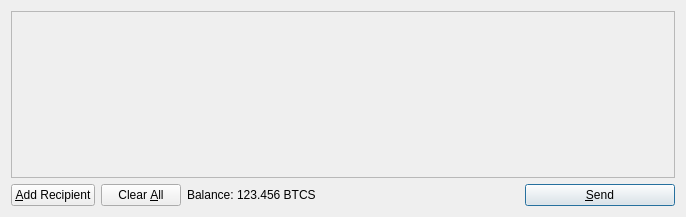
This is src/qt/forms/sendcoinsdialog.ui in Bitcoin-sCrypt/Bitcoin-sCrypt as Qt 5 draws it before an edit. The edited form follows.
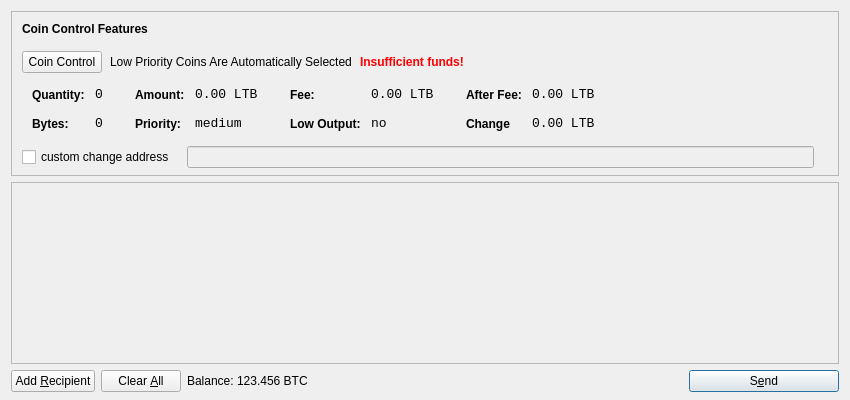
This is the edited form. Icons and pictures are not drawn.

Commit message: added coin control

```diff
--- a/src/qt/forms/sendcoinsdialog.ui
+++ b/src/qt/forms/sendcoinsdialog.ui
@@ -6,16 +6,618 @@
    <rect>
     <x>0</x>
     <y>0</y>
-    <width>686</width>
-    <height>217</height>
+    <width>850</width>
+    <height>400</height>
    </rect>
   </property>
   <property name="windowTitle">
    <string>Send Coins</string>
   </property>
-  <layout class="QVBoxLayout" name="verticalLayout">
+  <layout class="QVBoxLayout" name="verticalLayout" stretch="0,1,0">
+	<property name="bottomMargin">
+		<number>8</number>
+	</property>	
    <item>
-    <widget class="QScrollArea" name="scrollArea">
+   
+    <widget class="QFrame" name="frameCoinControl">
+		<property name="sizePolicy">
+			<sizepolicy hsizetype="Expanding" vsizetype="Expanding">
+				<horstretch>0</horstretch>
+				<verstretch>0</verstretch>
+			</sizepolicy>
+		</property>
+	<property name="maximumSize">
+      <size>
+       <width>16777215</width>
+       <height>16777215</height>
+      </size>
+     </property>
+     <property name="frameShape">
+      <enum>QFrame::StyledPanel</enum>
+     </property>
+     <property name="frameShadow">
+      <enum>QFrame::Sunken</enum>
+     </property>
+     <layout class="QVBoxLayout" name="verticalLayoutCoinControl2">
+      <property name="spacing">
+       <number>-1</number>
+      </property>
+      <property name="leftMargin">
+       <number>0</number>
+      </property>
+      <property name="topMargin">
+       <number>0</number>
+      </property>
+      <property name="rightMargin">
+       <number>0</number>
+      </property>
+      <property name="bottomMargin">
+       <number>6</number>
+      </property>
+      <item>
+       <layout class="QVBoxLayout" name="verticalLayoutCoinControl" stretch="0,0,0,0,1">
+        <property name="spacing">
+         <number>0</number>
+        </property>
+        <property name="leftMargin">
+         <number>10</number>
+        </property>
+        <property name="topMargin">
+         <number>10</number>
+        </property>
+        <item>
+         <layout class="QHBoxLayout" name="horizontalLayoutCoinControl1">
+          <property name="bottomMargin">
+           <number>15</number>
+          </property>
+          <item>
+           <widget class="QLabel" name="labelCoinControlFeatures">
+            <property name="sizePolicy">
+             <sizepolicy hsizetype="Preferred" vsizetype="Maximum">
+              <horstretch>0</horstretch>
+              <verstretch>0</verstretch>
+             </sizepolicy>
+            </property>
+            <property name="font">
+             <font>
+              <weight>75</weight>
+              <bold>true</bold>
+             </font>
+            </property>
+            <property name="styleSheet">
+             <string notr="true">font-weight:bold;</string>
+            </property>
+            <property name="text">
+             <string>Coin Control Features</string>
+            </property>
+           </widget>
+          </item>
+         </layout>
+        </item>
+        <item>
+         <layout class="QHBoxLayout" name="horizontalLayoutCoinControl2" stretch="0,0,0,0">
+          <property name="spacing">
+           <number>8</number>
+          </property>
+          <property name="bottomMargin">
+           <number>10</number>
+          </property>
+          <item>
+           <widget class="QPushButton" name="pushButtonCoinControl">
+            <property name="styleSheet">
+             <string notr="true"/>
+            </property>
+            <property name="text">
+             <string>Coin Control</string>
+            </property>
+           </widget>
+          </item>
+          <item>
+           <widget class="QLabel" name="labelCoinControlAutomaticallySelected">
+            <property name="text">
+             <string>Low Priority Coins Are Automatically Selected</string>
+            </property>
+            <property name="margin">
+             <number>5</number>
+            </property>
+           </widget>
+          </item>
+          <item>
+           <widget class="QLabel" name="labelCoinControlInsuffFunds">
+            <property name="font">
+             <font>
+              <weight>75</weight>
+              <bold>true</bold>
+             </font>
+            </property>
+            <property name="styleSheet">
+             <string notr="true">color:red;font-weight:bold;</string>
+            </property>
+            <property name="text">
+             <string>Insufficient funds!</string>
+            </property>
+            <property name="margin">
+             <number>5</number>
+            </property>
+           </widget>
+          </item>
+          <item>
+           <spacer name="horizontalSpacerCoinControl">
+            <property name="orientation">
+             <enum>Qt::Horizontal</enum>
+            </property>
+            <property name="sizeHint" stdset="0">
+             <size>
+              <width>40</width>
+              <height>1</height>
+             </size>
+            </property>
+           </spacer>
+          </item>
+         </layout>
+        </item>
+        <item>
+         <widget class="QWidget" name="widgetCoinControl" native="true">
+          <property name="sizePolicy">
+           <sizepolicy hsizetype="Preferred" vsizetype="Preferred">
+            <horstretch>0</horstretch>
+            <verstretch>0</verstretch>
+           </sizepolicy>
+          </property>
+          <property name="minimumSize">
+           <size>
+            <width>0</width>
+            <height>0</height>
+           </size>
+          </property>
+          <property name="styleSheet">
+           <string notr="true"/>
+          </property>
+          <layout class="QHBoxLayout" name="horizontalLayoutCoinControl5">
+           <property name="margin">
+            <number>0</number>
+           </property>
+           <item>
+            <layout class="QHBoxLayout" name="horizontalLayoutCoinControl3" stretch="0,0,0,1">
+             <property name="spacing">
+              <number>20</number>
+             </property>
+             <property name="topMargin">
+              <number>0</number>
+             </property>
+             <property name="bottomMargin">
+              <number>10</number>
+             </property>
+             <item>
+              <layout class="QFormLayout" name="formLayoutCoinControl1">
+               <property name="horizontalSpacing">
+                <number>10</number>
+               </property>
+               <property name="verticalSpacing">
+                <number>14</number>
+               </property>
+               <property name="leftMargin">
+                <number>10</number>
+               </property>
+               <property name="topMargin">
+                <number>4</number>
+               </property>
+               <property name="rightMargin">
+                <number>6</number>
+               </property>
+               <item row="0" column="0">
+                <widget class="QLabel" name="labelCoinControlQuantityText">
+                 <property name="styleSheet">
+                  <string notr="true">font-weight:bold;</string>
+                 </property>
+                 <property name="text">
+                  <string>Quantity:</string>
+                 </property>
+                 <property name="margin">
+                  <number>0</number>
+                 </property>
+                </widget>
+               </item>
+               <item row="0" column="1">
+                <widget class="QLabel" name="labelCoinControlQuantity">
+                 <property name="font">
+                  <font>
+                   <family>Monospace</family>
+                   <pointsize>10</pointsize>
+                  </font>
+                 </property>
+                 <property name="cursor">
+                  <cursorShape>IBeamCursor</cursorShape>
+                 </property>
+                 <property name="contextMenuPolicy">
+                  <enum>Qt::ActionsContextMenu</enum>
+                 </property>
+                 <property name="text">
+                  <string>0</string>
+                 </property>
+                 <property name="margin">
+                  <number>0</number>
+                 </property>
+                 <property name="textInteractionFlags">
+                  <set>Qt::LinksAccessibleByMouse|Qt::TextSelectableByKeyboard|Qt::TextSelectableByMouse</set>
+                 </property>
+                </widget>
+               </item>
+               <item row="1" column="0">
+                <widget class="QLabel" name="labelCoinControlBytesText">
+                 <property name="styleSheet">
+                  <string notr="true">font-weight:bold;</string>
+                 </property>
+                 <property name="text">
+                  <string>Bytes:</string>
+                 </property>
+                </widget>
+               </item>
+               <item row="1" column="1">
+                <widget class="QLabel" name="labelCoinControlBytes">
+                 <property name="font">
+                  <font>
+                   <family>Monospace</family>
+                   <pointsize>10</pointsize>
+                  </font>
+                 </property>
+                 <property name="cursor">
+                  <cursorShape>IBeamCursor</cursorShape>
+                 </property>
+                 <property name="contextMenuPolicy">
+                  <enum>Qt::ActionsContextMenu</enum>
+                 </property>
+                 <property name="text">
+                  <string>0</string>
+                 </property>
+                 <property name="textInteractionFlags">
+                  <set>Qt::LinksAccessibleByMouse|Qt::TextSelectableByKeyboard|Qt::TextSelectableByMouse</set>
+                 </property>
+                </widget>
+               </item>
+              </layout>
+             </item>
+             <item>
+              <layout class="QFormLayout" name="formLayoutCoinControl2">
+               <property name="horizontalSpacing">
+                <number>10</number>
+               </property>
+               <property name="verticalSpacing">
+                <number>14</number>
+               </property>
+               <property name="leftMargin">
+                <number>6</number>
+               </property>
+               <property name="topMargin">
+                <number>4</number>
+               </property>
+               <property name="rightMargin">
+                <number>6</number>
+               </property>
+               <item row="0" column="0">
+                <widget class="QLabel" name="labelCoinControlAmountText">
+                 <property name="styleSheet">
+                  <string notr="true">font-weight:bold;</string>
+                 </property>
+                 <property name="text">
+                  <string>Amount:</string>
+                 </property>
+                 <property name="margin">
+                  <number>0</number>
+                 </property>
+                </widget>
+               </item>
+               <item row="0" column="1">
+                <widget class="QLabel" name="labelCoinControlAmount">
+                 <property name="font">
+                  <font>
+                   <family>Monospace</family>
+                   <pointsize>10</pointsize>
+                  </font>
+                 </property>
+                 <property name="cursor">
+                  <cursorShape>IBeamCursor</cursorShape>
+                 </property>
+                 <property name="contextMenuPolicy">
+                  <enum>Qt::ActionsContextMenu</enum>
+                 </property>
+                 <property name="text">
+                  <string>0.00 LTB</string>
+                 </property>
+                 <property name="textInteractionFlags">
+                  <set>Qt::LinksAccessibleByMouse|Qt::TextSelectableByKeyboard|Qt::TextSelectableByMouse</set>
+                 </property>
+                </widget>
+               </item>
+               <item row="1" column="0">
+                <widget class="QLabel" name="labelCoinControlPriorityText">
+                 <property name="styleSheet">
+                  <string notr="true">font-weight:bold;</string>
+                 </property>
+                 <property name="text">
+                  <string>Priority:</string>
+                 </property>
+                </widget>
+               </item>
+               <item row="1" column="1">
+                <widget class="QLabel" name="labelCoinControlPriority">
+                 <property name="font">
+                  <font>
+                   <family>Monospace</family>
+                   <pointsize>10</pointsize>
+                  </font>
+                 </property>
+                 <property name="cursor">
+                  <cursorShape>IBeamCursor</cursorShape>
+                 </property>
+                 <property name="contextMenuPolicy">
+                  <enum>Qt::ActionsContextMenu</enum>
+                 </property>
+                 <property name="text">
+                  <string>medium</string>
+                 </property>
+                 <property name="textInteractionFlags">
+                  <set>Qt::LinksAccessibleByMouse|Qt::TextSelectableByKeyboard|Qt::TextSelectableByMouse</set>
+                 </property>
+                </widget>
+               </item>
+              </layout>
+             </item>
+             <item>
+              <layout class="QFormLayout" name="formLayoutCoinControl3">
+               <property name="horizontalSpacing">
+                <number>10</number>
+               </property>
+               <property name="verticalSpacing">
+                <number>14</number>
+               </property>
+               <property name="leftMargin">
+                <number>6</number>
+               </property>
+               <property name="topMargin">
+                <number>4</number>
+               </property>
+               <property name="rightMargin">
+                <number>6</number>
+               </property>
+               <item row="0" column="0">
+                <widget class="QLabel" name="labelCoinControlFeeText">
+                 <property name="styleSheet">
+                  <string notr="true">font-weight:bold;</string>
+                 </property>
+                 <property name="text">
+                  <string>Fee:</string>
+                 </property>
+                 <property name="margin">
+                  <number>0</number>
+                 </property>
+                </widget>
+               </item>
+               <item row="0" column="1">
+                <widget class="QLabel" name="labelCoinControlFee">
+                 <property name="font">
+                  <font>
+                   <family>Monospace</family>
+                   <pointsize>10</pointsize>
+                  </font>
+                 </property>
+                 <property name="cursor">
+                  <cursorShape>IBeamCursor</cursorShape>
+                 </property>
+                 <property name="contextMenuPolicy">
+                  <enum>Qt::ActionsContextMenu</enum>
+                 </property>
+                 <property name="text">
+                  <string>0.00 LTB</string>
+                 </property>
+                 <property name="textInteractionFlags">
+                  <set>Qt::LinksAccessibleByMouse|Qt::TextSelectableByKeyboard|Qt::TextSelectableByMouse</set>
+                 </property>
+                </widget>
+               </item>
+               <item row="1" column="0">
+                <widget class="QLabel" name="labelCoinControlLowOutputText">
+                 <property name="styleSheet">
+                  <string notr="true">font-weight:bold;</string>
+                 </property>
+                 <property name="text">
+                  <string>Low Output:</string>
+                 </property>
+                </widget>
+               </item>
+               <item row="1" column="1">
+                <widget class="QLabel" name="labelCoinControlLowOutput">
+                 <property name="font">
+                  <font>
+                   <family>Monospace</family>
+                   <pointsize>10</pointsize>
+                  </font>
+                 </property>
+                 <property name="cursor">
+                  <cursorShape>IBeamCursor</cursorShape>
+                 </property>
+                 <property name="contextMenuPolicy">
+                  <enum>Qt::ActionsContextMenu</enum>
+                 </property>
+                 <property name="text">
+                  <string>no</string>
+                 </property>
+                 <property name="textInteractionFlags">
+                  <set>Qt::LinksAccessibleByMouse|Qt::TextSelectableByKeyboard|Qt::TextSelectableByMouse</set>
+                 </property>
+                </widget>
+               </item>
+              </layout>
+             </item>
+             <item>
+              <layout class="QFormLayout" name="formLayoutCoinControl4">
+               <property name="horizontalSpacing">
+                <number>10</number>
+               </property>
+               <property name="verticalSpacing">
+                <number>14</number>
+               </property>
+               <property name="leftMargin">
+                <number>6</number>
+               </property>
+               <property name="topMargin">
+                <number>4</number>
+               </property>
+               <property name="rightMargin">
+                <number>6</number>
+               </property>
+               <item row="0" column="0">
+                <widget class="QLabel" name="labelCoinControlAfterFeeText">
+                 <property name="styleSheet">
+                  <string notr="true">font-weight:bold;</string>
+                 </property>
+                 <property name="text">
+                  <string>After Fee:</string>
+                 </property>
+                 <property name="margin">
+                  <number>0</number>
+                 </property>
+                </widget>
+               </item>
+               <item row="0" column="1">
+                <widget class="QLabel" name="labelCoinControlAfterFee">
+                 <property name="font">
+                  <font>
+                   <family>Monospace</family>
+                   <pointsize>10</pointsize>
+                  </font>
+                 </property>
+                 <property name="cursor">
+                  <cursorShape>IBeamCursor</cursorShape>
+                 </property>
+                 <property name="contextMenuPolicy">
+                  <enum>Qt::ActionsContextMenu</enum>
+                 </property>
+                 <property name="text">
+                  <string>0.00 LTB</string>
+                 </property>
+                 <property name="textInteractionFlags">
+                  <set>Qt::LinksAccessibleByMouse|Qt::TextSelectableByKeyboard|Qt::TextSelectableByMouse</set>
+                 </property>
+                </widget>
+               </item>
+               <item row="1" column="0">
+                <widget class="QLabel" name="labelCoinControlChangeText">
+                 <property name="styleSheet">
+                  <string notr="true">font-weight:bold;</string>
+                 </property>
+                 <property name="text">
+                  <string>Change</string>
+                 </property>
+                </widget>
+               </item>
+               <item row="1" column="1">
+                <widget class="QLabel" name="labelCoinControlChange">
+                 <property name="font">
+                  <font>
+                   <family>Monospace</family>
+                   <pointsize>10</pointsize>
+                  </font>
+                 </property>
+                 <property name="cursor">
+                  <cursorShape>IBeamCursor</cursorShape>
+                 </property>
+                 <property name="contextMenuPolicy">
+                  <enum>Qt::ActionsContextMenu</enum>
+                 </property>
+                 <property name="text">
+                  <string>0.00 LTB</string>
+                 </property>
+                 <property name="textInteractionFlags">
+                  <set>Qt::LinksAccessibleByMouse|Qt::TextSelectableByKeyboard|Qt::TextSelectableByMouse</set>
+                 </property>
+                </widget>
+               </item>
+              </layout>
+             </item>
+            </layout>
+           </item>
+          </layout>
+         </widget>
+        </item>
+        <item>
+         <layout class="QHBoxLayout" name="horizontalLayoutCoinControl4" stretch="0,0,0">
+          <property name="spacing">
+           <number>12</number>
+          </property>
+          <property name="sizeConstraint">
+           <enum>QLayout::SetDefaultConstraint</enum>
+          </property>
+          <property name="topMargin">
+           <number>5</number>
+          </property>
+          <property name="rightMargin">
+           <number>5</number>
+          </property>
+          <item>
+           <widget class="QCheckBox" name="checkBoxCoinControlChange">
+            <property name="text">
+             <string>custom change address</string>
+            </property>
+           </widget>
+          </item>
+          <item>
+           <widget class="QLineEdit" name="lineEditCoinControlChange">
+            <property name="enabled">
+             <bool>false</bool>
+            </property>
+            <property name="sizePolicy">
+             <sizepolicy hsizetype="Expanding" vsizetype="Fixed">
+              <horstretch>0</horstretch>
+              <verstretch>0</verstretch>
+             </sizepolicy>
+            </property>
+           </widget>
+          </item>
+          <item>
+           <widget class="QLabel" name="labelCoinControlChangeLabel">
+            <property name="sizePolicy">
+             <sizepolicy hsizetype="Preferred" vsizetype="Expanding">
+              <horstretch>0</horstretch>
+              <verstretch>0</verstretch>
+             </sizepolicy>
+            </property>
+            <property name="minimumSize">
+             <size>
+              <width>0</width>
+              <height>0</height>
+             </size>
+            </property>
+            <property name="text">
+             <string/>
+            </property>
+            <property name="margin">
+             <number>3</number>
+            </property>
+           </widget>
+          </item>
+         </layout>
+        </item>
+        <item>
+         <spacer name="verticalSpacerCoinControl">
+          <property name="orientation">
+           <enum>Qt::Vertical</enum>
+          </property>
+          <property name="sizeHint" stdset="0">
+           <size>
+            <width>800</width>
+            <height>1</height>
+           </size>
+          </property>
+         </spacer>
+        </item>
+       </layout>
+      </item>
+     </layout>
+    </widget>
+   </item>
+   <item>
+	  <widget class="QScrollArea" name="scrollArea">
      <property name="widgetResizable">
       <bool>true</bool>
      </property>
@@ -24,11 +626,11 @@
        <rect>
         <x>0</x>
         <y>0</y>
-        <width>666</width>
-        <height>162</height>
+        <width>830</width>
+        <height>165</height>
        </rect>
       </property>
-      <layout class="QVBoxLayout" name="verticalLayout_2">
+	<layout class="QVBoxLayout" name="verticalLayout_2">
        <property name="margin">
         <number>0</number>
        </property>
@@ -64,7 +666,7 @@
         <string>Send to multiple recipients at once</string>
        </property>
        <property name="text">
-        <string>&amp;Add Recipient</string>
+        <string>Add &amp;Recipient</string>
        </property>
        <property name="icon">
         <iconset resource="../bitcoin.qrc">
@@ -119,7 +721,7 @@
           <cursorShape>IBeamCursor</cursorShape>
          </property>
          <property name="text">
-          <string>123.456 BTCS</string>
+          <string>123.456 BTC</string>
          </property>
          <property name="textInteractionFlags">
           <set>Qt::LinksAccessibleByMouse|Qt::TextSelectableByKeyboard|Qt::TextSelectableByMouse</set>
@@ -153,7 +755,7 @@
         <string>Confirm the send action</string>
        </property>
        <property name="text">
-        <string>&amp;Send</string>
+        <string>S&amp;end</string>
        </property>
        <property name="icon">
         <iconset resource="../bitcoin.qrc">
```
Left out of the diff: 1 changed line with no effect on the pictures. The commit also changes 21 other files.
